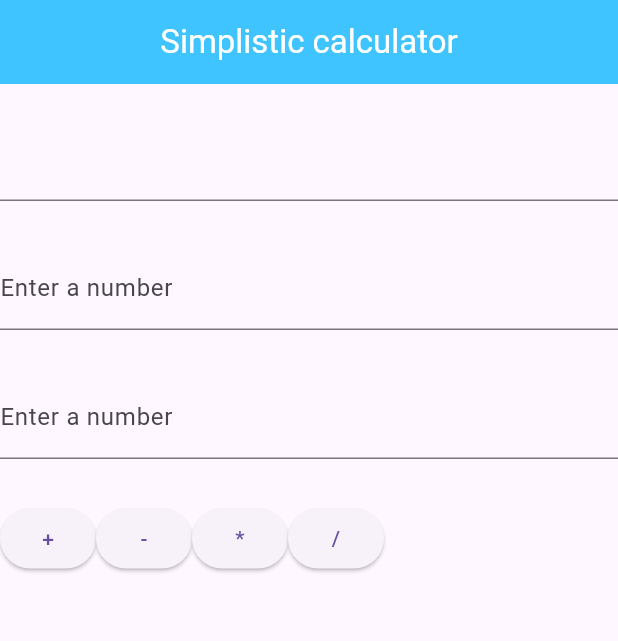
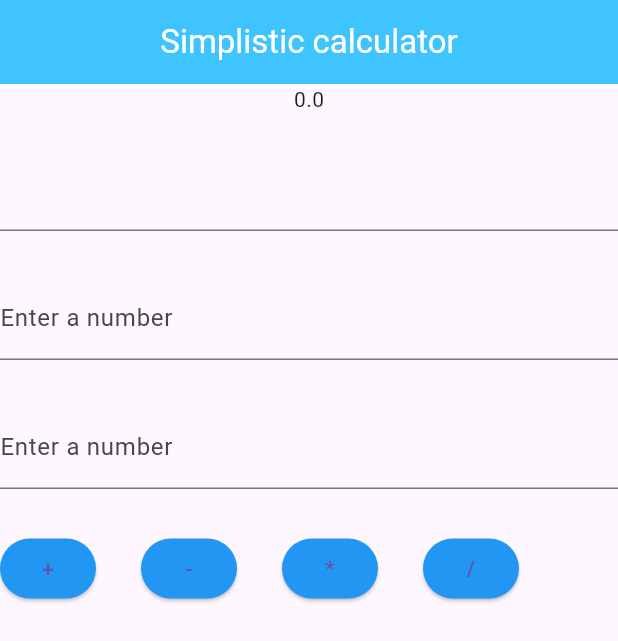
Before and after one commit to anuanagha2024/project1, a Flutter app: the screen it shows after launch, on a phone screen of 412 x 824 dp. Shown: the top 641 px of the screen. Run offline on Flutter 3.47's test engine with Material 3 defaults, Android fonts, the phone set to English and light mode, and no system bars.

```diff
--- /dev/null
+++ b/lib/Calc.dart
@@ -0,0 +1,127 @@
+import 'package:flutter/material.dart';
+
+class Calculator extends StatefulWidget {
+  Calculator({super.key});
+
+  @override
+  State<Calculator> createState() => _CalculatorState();
+}
+
+class _CalculatorState extends State<Calculator> {
+  final one = TextEditingController();
+
+  final two = TextEditingController();
+
+  double result=0;
+
+
+  @override
+  Widget build(BuildContext context) {
+    return Scaffold(
+      appBar: AppBar(
+          centerTitle: true,
+          backgroundColor: Colors.lightBlueAccent,
+          title: Text(
+            "Simplistic calculator",
+            style: TextStyle(
+              color: Colors.white,
+            ),
+          )
+      ),
+      body: Column(
+        children: [
+
+          Text(result.toString()),
+          SizedBox(
+            height: 30,
+          ),
+          TextField(
+            style: TextStyle(
+              color: Colors.black,
+            ),
+            // decoration: InputDecoration(
+            //  labelText: "",
+          ),
+          SizedBox(
+            height: 30,
+          ),
+
+          TextField(
+            controller: one ,
+            style: TextStyle(color: Colors.black),
+            decoration: InputDecoration(
+              labelText: "Enter a number",
+            ),
+          ),
+          SizedBox(
+            height: 30,
+          ),
+          TextField(
+            controller: two,
+            style: TextStyle(color: Colors.black),
+            decoration: InputDecoration(
+              labelText: "Enter a number",
+            ),
+          ),
+          SizedBox(
+            height: 29,),
+          Row(
+            children: [
+              ElevatedButton(
+                onPressed: (){
+                  double abc=double.parse(one.text);
+                  double def=double.parse(two.text);
+                   result=abc+def;
+                  print(result);
+                  setState(() {
+                  });
+                }
+                ,
+                child: Text("+"),
+                style: ElevatedButton.styleFrom(
+                  backgroundColor: Colors.blue,),
+              ),
+              SizedBox(width: 30,),
+              ElevatedButton(onPressed: () {
+                double abc=double.parse(one.text);
+                double def=double.parse(two.text);
+                 result=abc-def;
+                print(result);
+                setState(() {
+
+                });
+
+              }, child: Text("-"), style: ElevatedButton.styleFrom(
+                backgroundColor: Colors.blue,),),
+              SizedBox(width: 30,),
+              ElevatedButton(onPressed: () {
+                double abc=double.parse(one.text);
+                double def=double.parse(two.text);
+                 result=abc*def;
+                print(result);
+                setState(() {
+
+                });
+
+              }, child: Text("*"), style: ElevatedButton.styleFrom(
+                backgroundColor: Colors.blue,),),
+              SizedBox(width: 30,),
+              ElevatedButton(onPressed: () {
+                double abc=double.parse(one.text);
+                double def=double.parse(two.text);
+                 result=abc/def;
+                print(result);
+                setState(() {
+
+                });
+
+              }, child: Text("/"), style: ElevatedButton.styleFrom(
+                backgroundColor: Colors.blue,),),
+              SizedBox(width: 30,),
+            ],
+          )
+        ],
+      ),
+    );
+  }
+}
```
Also changed, not shown: lib/main.dart (+5 -56 lines).
